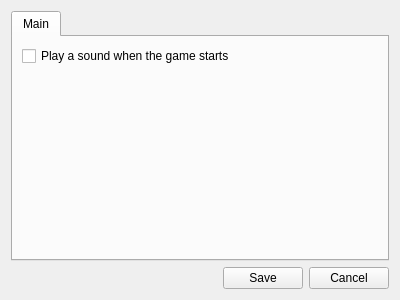
geneccx/dcclient, file xdcc_options.ui: the form before one commit.
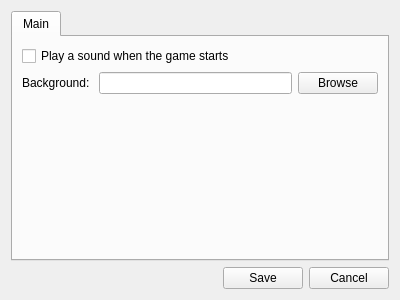
The form after the commit.

Commit message: Added support for background images

Patch:
```diff
--- a/xdcc_options.ui
+++ b/xdcc_options.ui
@@ -31,6 +31,30 @@
          </property>
         </widget>
        </item>
+       <item row="1" column="0" colspan="2">
+        <layout class="QHBoxLayout" name="horizontalLayout">
+         <item>
+          <widget class="QLabel" name="label">
+           <property name="text">
+            <string>Background: </string>
+           </property>
+           <property name="buddy">
+            <cstring>txtBackground</cstring>
+           </property>
+          </widget>
+         </item>
+         <item>
+          <widget class="QLineEdit" name="txtBackground"/>
+         </item>
+         <item>
+          <widget class="QPushButton" name="btnBrowse">
+           <property name="text">
+            <string>Browse</string>
+           </property>
+          </widget>
+         </item>
+        </layout>
+       </item>
       </layout>
      </widget>
     </widget>
```
Left out of the diff: 54 changed lines with no effect on the pictures. The commit also changes 3 other files.
